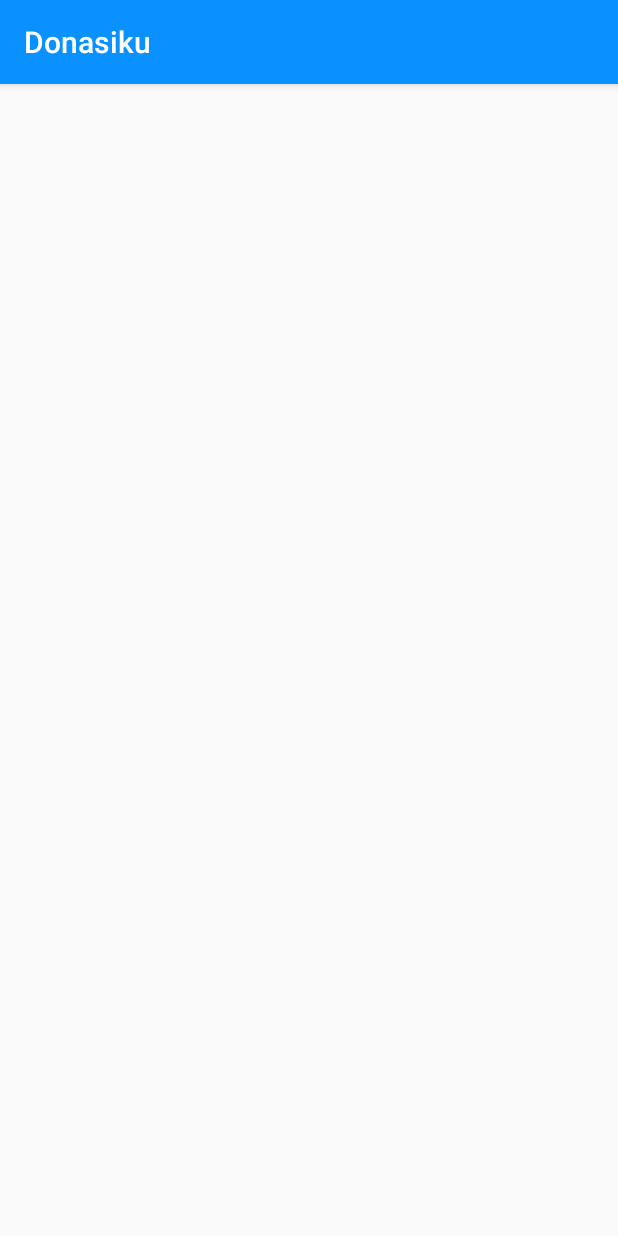
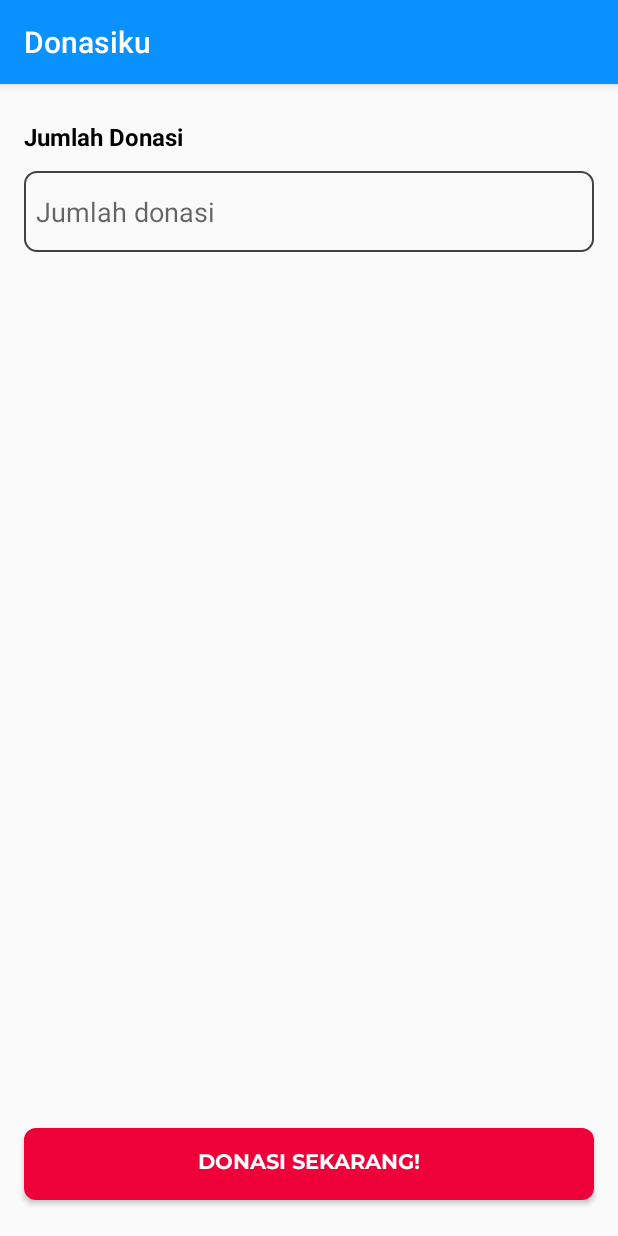
Before and after one commit to MtaufiqH/Donasiku, an Android app: the AddDonasiActivity screen opened directly, with no data from a screen before it, on a phone screen of 412 x 824 dp. Run offline under Robolectric (Android 15) with nearby library versions, the phone set to English and light mode, and no system bars; network calls fail.

Commit message:
add donasi and success donasi complete

```diff
--- a/app/src/main/AndroidManifest.xml
+++ b/app/src/main/AndroidManifest.xml
@@ -12,7 +12,8 @@
         android:supportsRtl="true"
         android:theme="@style/AppTheme">
         <activity android:name=".views.AddDonasiActivity"></activity>
-        <activity android:name=".views.ActivitySuccessDonation" />
+        <activity android:name=".views.ActivitySuccessDonation"
+            android:theme="@style/Theme.AppCompat.NoActionBar"/>
         <activity
             android:name=".views.DetailActivity"
             android:parentActivityName=".views.MainActivity" />
--- /dev/null
+++ b/app/src/main/res/drawable/et_bg.xml
@@ -0,0 +1,7 @@
+<?xml version="1.0" encoding="utf-8"?>
+<shape android:shape="rectangle" xmlns:android="http://schemas.android.com/apk/res/android">
+
+    <corners android:radius="8dp"/>
+    <stroke android:color="@color/cardview_dark_background" android:width="1dp"/>
+
+</shape>
--- a/app/src/main/res/layout/activity_add_donasi.xml
+++ b/app/src/main/res/layout/activity_add_donasi.xml
@@ -6,4 +6,49 @@
     android:layout_height="match_parent"
     tools:context=".views.AddDonasiActivity">
 
+    <EditText
+        android:id="@+id/et_jumlah_donasi"
+        android:layout_width="0dp"
+        android:layout_height="54dp"
+        android:layout_marginStart="16dp"
+        android:layout_marginTop="12dp"
+        android:layout_marginEnd="16dp"
+        android:background="@drawable/et_bg"
+        android:hint="Jumlah donasi"
+        android:inputType="numberDecimal"
+        android:paddingStart="8dp"
+        app:layout_constraintEnd_toEndOf="parent"
+        app:layout_constraintHorizontal_bias="0.0"
+        app:layout_constraintStart_toStartOf="parent"
+        app:layout_constraintTop_toBottomOf="@+id/textView3" />
+
+    <TextView
+        android:id="@+id/textView3"
+        android:layout_width="wrap_content"
+        android:layout_height="wrap_content"
+        android:layout_marginStart="16dp"
+        android:layout_marginTop="24dp"
+        android:text="Jumlah Donasi"
+        android:textColor="@color/colorBlack"
+        android:textSize="16sp"
+        android:textStyle="bold"
+        app:layout_constraintStart_toStartOf="parent"
+        app:layout_constraintTop_toTopOf="parent" />
+
+
+    <Button
+        android:id="@+id/btn_add_donasi"
+        android:layout_width="match_parent"
+        android:layout_height="wrap_content"
+        android:layout_marginStart="16dp"
+        android:layout_marginTop="16dp"
+        android:layout_marginEnd="16dp"
+        android:layout_marginBottom="24dp"
+        android:background="@drawable/bg_btn"
+        android:fontFamily="@font/montserrat_bold"
+        android:text="@string/donasi_sekarang"
+        android:textColor="@color/whiteColor"
+        app:layout_constraintBottom_toBottomOf="parent"
+        app:layout_constraintEnd_toEndOf="parent"
+        app:layout_constraintStart_toStartOf="parent" />
 </androidx.constraintlayout.widget.ConstraintLayout>
--- a/app/src/main/res/layout/activity_success_donation.xml
+++ b/app/src/main/res/layout/activity_success_donation.xml
@@ -4,6 +4,7 @@
     xmlns:tools="http://schemas.android.com/tools"
     android:layout_width="match_parent"
     android:layout_height="match_parent"
+    android:background="@color/whiteColor"
     tools:context=".views.ActivitySuccessDonation">
 
 
@@ -28,7 +29,7 @@
         android:textSize="16sp"
         android:fontFamily="@font/montserrat_bold"
         android:textColor="@color/colorBlack"
-        android:text="Donasi Anda Berhasil"
+        android:text="@string/donasi_anda_berhasil"
         app:layout_constraintEnd_toEndOf="parent"
         app:layout_constraintStart_toStartOf="parent"
         app:layout_constraintTop_toBottomOf="@+id/animationView" />
--- a/app/src/main/res/values/strings.xml
+++ b/app/src/main/res/values/strings.xml
@@ -6,4 +6,5 @@
     <string name="terkumpul_dari">terkumpul dari</string>
     <string name="terkumpul">Terkumpul</string>
     <string name="cerita">Cerita</string>
+    <string name="donasi_anda_berhasil">Donasi Anda Berhasil</string>
 </resources>
```
Also changed, not shown: app/src/main/java/id/taufiq/donasiku/views/ActivitySuccessDonation.kt (+10 -0 lines), app/src/main/java/id/taufiq/donasiku/views/AddDonasiActivity.kt (+21 -1 lines), app/src/main/java/id/taufiq/donasiku/views/DetailActivity.kt (+9 -3 lines).
